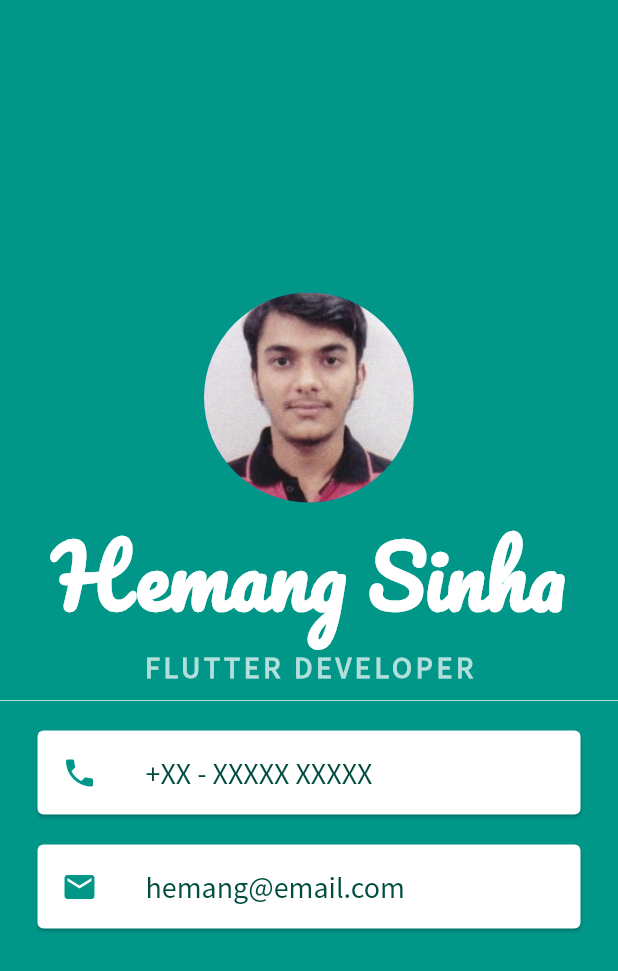
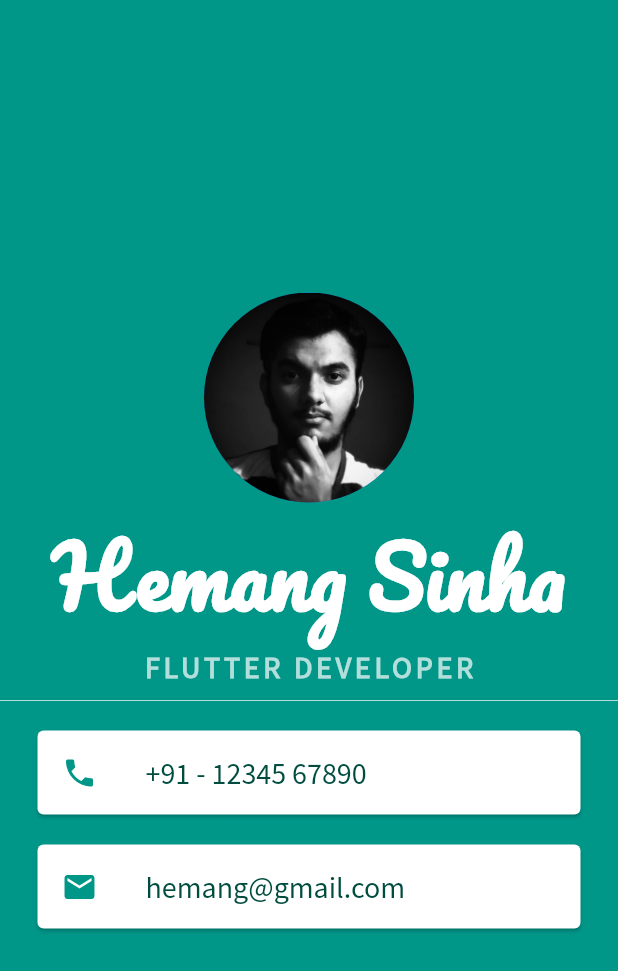
Before and after one commit to hemangdtu/MiCardApp, a Flutter app: the screen it shows after launch, on a phone screen of 412 x 824 dp. Shown: the top 971 px of the screen. Run offline on Flutter 3.47's test engine with Material 2 defaults, Android fonts, the phone set to English and light mode, and no system bars.

Commit message:
Techweek Changes

```diff
--- a/lib/main.dart
+++ b/lib/main.dart
@@ -51,7 +51,7 @@ class MiCard extends StatelessWidget {
                     color: Colors.teal,
                   ),
                   title: Text(
-                    '+XX - XXXXX XXXXX',
+                    '+91 - 12345 67890',
                     style: TextStyle(
                       color: Colors.teal.shade900,
                       fontFamily: 'Source Sans Pro',
@@ -68,7 +68,7 @@ class MiCard extends StatelessWidget {
                     color: Colors.teal,
                   ),
                   title: Text(
-                    'hemang@email.com',
+                    'hemang@gmail.com',
                     style: TextStyle(
                         fontSize: 20.0,
                         color: Colors.teal.shade900,
```
Also changed, not shown: images/hemang.jpg, pubspec.lock.
